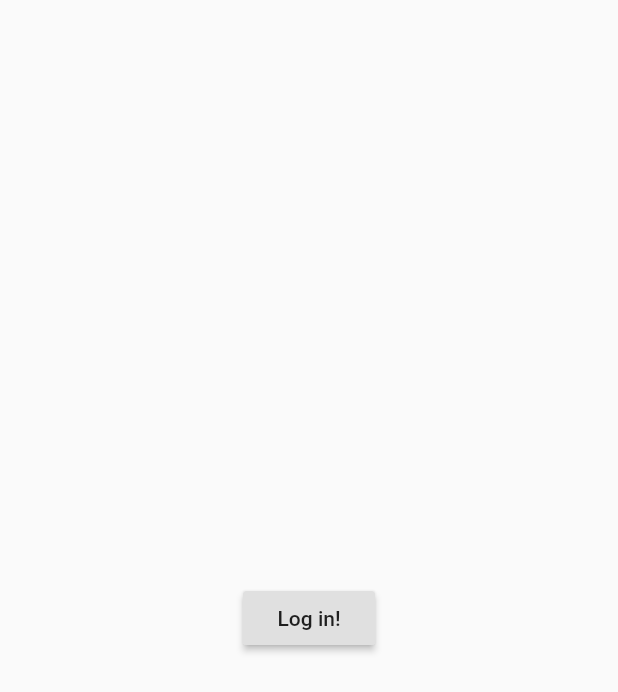
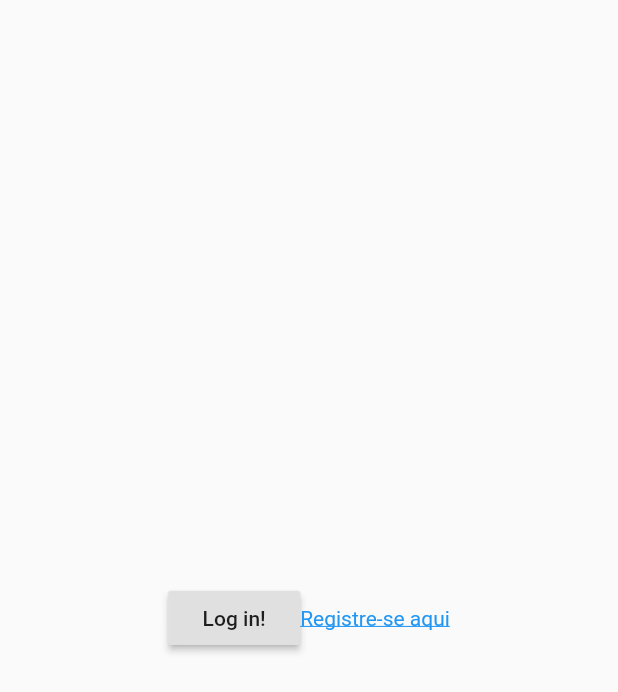
Before and after one commit to jvccorsi/Work_Mobile_ShopMinions, a Flutter app: the screen it shows after launch, on a phone screen of 412 x 824 dp. Shown: the top 692 px of the screen. Run offline on Flutter 3.47's test engine with Material 2 defaults, Android fonts, the phone set to English and light mode, and no system bars.

Commit message:
initial_ad_usu

```diff
--- a/shop_minions/lib/view/tela_login/tela_login_main.dart
+++ b/shop_minions/lib/view/tela_login/tela_login_main.dart
@@ -1,6 +1,7 @@
 import 'package:flutter/cupertino.dart';
 import 'package:flutter/material.dart';
 import 'package:shop_minions/view/Tab_Bar_layout.dart';
+import 'package:shop_minions/view/tela_cadastro/tela_cadastro_main.dart';
 
 class MainTelaLogin extends StatelessWidget {
   @override
@@ -8,13 +9,30 @@ class MainTelaLogin extends StatelessWidget {
     return Scaffold(
       body: Container(
         child: Center(
-            child: RaisedButton(
+            child: Row(
+          mainAxisAlignment: MainAxisAlignment.center,
+          children: [
+            RaisedButton(
                 child: Text('Log in!'),
                 onPressed: () {
                   Navigator.of(context).pushReplacement(
                     MaterialPageRoute(builder: (context) => MyTabBarLayout()),
                   );
-                })),
+                }),
+            GestureDetector(
+              child: Text(
+                "Registre-se aqui",
+                style: TextStyle(
+                    decoration: TextDecoration.underline, color: Colors.blue),
+              ),
+              onTap: () {
+                Navigator.of(context).push(
+                  MaterialPageRoute(builder: (context) => MyTelaCadastro()),
+                );
+              },
+            )
+          ],
+        )),
       ),
     );
   }
--- a/shop_minions/lib/view/tela_splash/splash.dart
+++ b/shop_minions/lib/view/tela_splash/splash.dart
@@ -13,7 +13,7 @@ class MainSplashState extends State<Splash> {
   @override
   void initState() {
     super.initState();
-    Timer(Duration(seconds: 3), () {
+    Timer(Duration(seconds: 6), () {
       Navigator.of(context).pushReplacement(
         MaterialPageRoute(builder: (context) => MainTelaLogin()),
       );
```
Also changed, not shown: shop_minions/lib/view/tela_cadastro/tela_cadastro_main.dart (added, +32 -0 lines).
